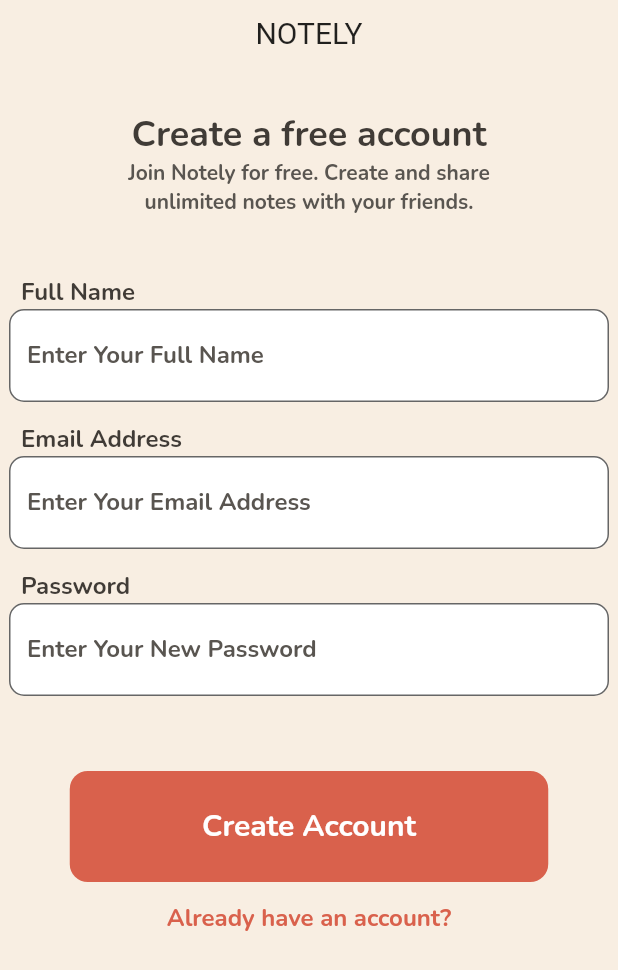
After one commit to Whatsuf148/note_taking_UI, a Flutter app: the screen it shows after launch, after a tap on "Get Started", on a phone screen of 412 x 824 dp. The commit adds this screen. Shown: the top 970 px of the screen. Run offline on Flutter 3.47's test engine with Material 2 defaults, Android fonts, the phone set to English and light mode, and no system bars; our stand-ins replace google_fonts.

Commit message:
CreateAccount Page Created

```diff
--- /dev/null
+++ b/lib/Screen/creataccount.dart
@@ -0,0 +1,131 @@
+import 'package:flutter/material.dart';
+import 'package:note_taking_ui/main.dart';
+
+class CreateAccount extends StatelessWidget {
+  const CreateAccount({super.key});
+
+  @override
+  Widget build(BuildContext context) {
+    return Scaffold(
+      body: SafeArea(
+          child: SizedBox(
+        height: (MediaQuery.of(context).size.height),
+        width: (MediaQuery.of(context).size.width),
+        child: Column(
+          children: [
+            const SizedBox(
+              height: 10,
+            ),
+            const AppName(),
+            const SizedBox(
+              height: 40,
+            ),
+            const Text(
+              "Create a free account",
+              style: TextStyle(
+                fontSize: 24,
+                fontWeight: FontWeight.w600,
+                color: Color(0xff403b36),
+              ),
+            ),
+            const Text(
+              "Join Notely for free. Create and share\nunlimited notes with your friends.",
+              textAlign: TextAlign.center,
+              style: TextStyle(
+                fontSize: 14,
+                fontWeight: FontWeight.w700,
+                color: Color(0xff595550),
+              ),
+            ),
+            const SizedBox(
+              height: 40,
+            ),
+            const TextWidget(
+              text: "Full Name",
+            ),
+            const TextFieldBox(
+              text: "Enter Your Full Name",
+            ),
+            const SizedBox(
+              height: 14,
+            ),
+            const TextWidget(text: "Email Address"),
+            const TextFieldBox(text: "Enter Your Email Address"),
+            const SizedBox(
+              height: 14,
+            ),
+            const TextWidget(text: "Password"),
+            const TextFieldBox(text: "Enter Your New Password"),
+            const SizedBox(
+              height: 50,
+            ),
+            GetBox(
+                text: "Create Account",
+                ontap: () {
+                  Navigator.push(
+                      context,
+                      MaterialPageRoute(
+                          builder: (context) => const SplashScreen()));
+                }),
+            const NoteButton(text: "Already have an account?"),
+          ],
+        ),
+      )),
+    );
+  }
+}
+
+class TextFieldBox extends StatelessWidget {
+  const TextFieldBox({
+    required this.text,
+    Key? key,
+  }) : super(key: key);
+  final String text;
+  @override
+  Widget build(BuildContext context) {
+    return Padding(
+      padding: const EdgeInsets.symmetric(
+        horizontal: 6,
+      ),
+      child: TextField(
+        decoration: InputDecoration(
+          hintText: text,
+          hintStyle: const TextStyle(
+            fontWeight: FontWeight.w700,
+            color: Color(0xff595550),
+          ),
+          filled: true,
+          fillColor: Colors.white,
+          border: const OutlineInputBorder(
+              borderRadius: BorderRadius.all(Radius.circular(10))),
+        ),
+      ),
+    );
+  }
+}
+
+class TextWidget extends StatelessWidget {
+  const TextWidget({
+    required this.text,
+    Key? key,
+  }) : super(key: key);
+  final String text;
+
+  @override
+  Widget build(BuildContext context) {
+    return Padding(
+      padding: const EdgeInsets.symmetric(horizontal: 14),
+      child: Align(
+        alignment: Alignment.topLeft,
+        child: Text(
+          text,
+          style: const TextStyle(
+            fontSize: 16,
+            fontWeight: FontWeight.w700,
+            color: Color(0xff403b36),
+          ),
+        ),
+      ),
+    );
+  }
+}
--- a/lib/main.dart
+++ b/lib/main.dart
@@ -1,5 +1,6 @@
 import 'package:flutter/material.dart';
 import 'package:google_fonts/google_fonts.dart';
+import 'package:note_taking_ui/Screen/creataccount.dart';
 
 void main() {
   runApp(const MyApp());
@@ -57,12 +58,7 @@ class SplashScreen extends StatelessWidget {
               const SizedBox(
                 height: 10,
               ),
-              Text(
-                "NOTELY",
-                style: GoogleFonts.titanOne(
-                  fontSize: 20,
-                ),
-              ),
+              const AppName(),
               const SizedBox(
                 height: 130,
               ),
@@ -101,8 +97,15 @@ class SplashScreen extends StatelessWidget {
                           const SizedBox(
                             height: 45,
                           ),
-                          const GetBox(
+                          GetBox(
                             text: "Get Started",
+                            ontap: () {
+                              Navigator.push(
+                                  context,
+                                  MaterialPageRoute(
+                                      builder: (context) =>
+                                          const CreateAccount()));
+                            },
                           ),
                           const NoteButton(
                             text: "Allready Have an account?",
@@ -114,6 +117,22 @@ class SplashScreen extends StatelessWidget {
             ],
           ),
         ),
+      ),
+    );
+  }
+}
+
+class AppName extends StatelessWidget {
+  const AppName({
+    Key? key,
+  }) : super(key: key);
+
+  @override
+  Widget build(BuildContext context) {
+    return Text(
+      "NOTELY",
+      style: GoogleFonts.titanOne(
+        fontSize: 20,
       ),
     );
   }
@@ -141,14 +160,17 @@ class NoteButton extends StatelessWidget {
 }
 
 class GetBox extends StatelessWidget {
-  const GetBox({
+   const GetBox({
     required this.text,
+    required this.ontap,
     Key? key,
   }) : super(key: key);
   final String text;
+ final Function() ontap;
   @override
   Widget build(BuildContext context) {
     return InkWell(
+      onTap: ontap,
       child: Container(
         height: 74,
         width: 319,
```
